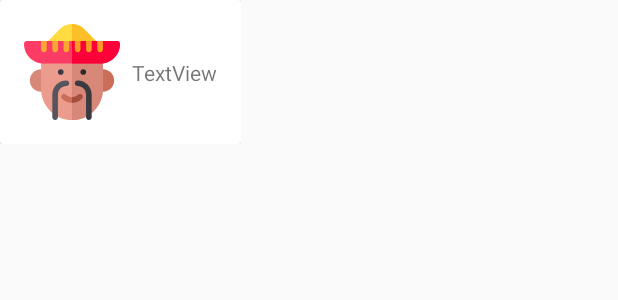
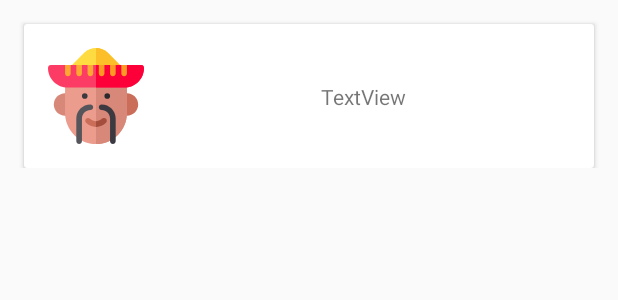
Before and after one commit to pmdmo2019-20/pr06-stroop-Jara97, an Android app: the layout playerselection_item_fragment.xml on its own in the app's theme, with its tools: preview values and no code run, on a phone screen of 412 x 824 dp. Shown: the top 300 px of the screen. Run offline under Robolectric (Android 15) with nearby library versions, the phone set to English and light mode, and no system bars.

Commit message:
Final v1

```diff
--- a/app/src/main/java/es/iessaladillo/pedrojoya/stroop/ui/fragments/GameFragment.kt
+++ b/app/src/main/java/es/iessaladillo/pedrojoya/stroop/ui/fragments/GameFragment.kt
@@ -33,8 +33,9 @@ class GameFragment : Fragment(R.layout.game_fragment) {
     private val viewModel: MainActivityViewModel by activityViewModels()
 
     private val gameViewModel:GameViewModel= GameViewModel().apply {
-        //setContext(context!!)
-    }
+
+}
+
 
     companion object {
         fun newInstance() = GameFragment()
@@ -46,6 +47,7 @@ class GameFragment : Fragment(R.layout.game_fragment) {
         setupViews()
         setHasOptionsMenu(false)
         setObservers()
+        gameViewModel.setGameMode(sharedPreferences.getString(getString(R.string.prefGameMode_key),"")!!)
 
     }
 
--- a/app/src/main/java/es/iessaladillo/pedrojoya/stroop/ui/fragments/PlayerCreationFragment.kt
+++ b/app/src/main/java/es/iessaladillo/pedrojoya/stroop/ui/fragments/PlayerCreationFragment.kt
@@ -63,10 +63,6 @@ class PlayerCreationFragment : Fragment(R.layout.playercreation_fragment) {
             setHasFixedSize(true)
             layoutManager= GridLayoutManager(context,3)
             itemAnimator = DefaultItemAnimator()
-            addItemDecoration(
-                DividerItemDecoration(context,
-                    RecyclerView.VERTICAL)
-            )
             adapter = listAdapterSelect
         }
     }
--- a/app/src/main/java/es/iessaladillo/pedrojoya/stroop/ui/fragments/PlayerSelectionFragment.kt
+++ b/app/src/main/java/es/iessaladillo/pedrojoya/stroop/ui/fragments/PlayerSelectionFragment.kt
@@ -63,10 +63,6 @@ class PlayerSelectionFragment : Fragment(R.layout.playerselection_fragment) {
             setHasFixedSize(true)
             layoutManager= GridLayoutManager(context,2)
             itemAnimator = DefaultItemAnimator()
-            addItemDecoration(
-                DividerItemDecoration(context,
-                    RecyclerView.VERTICAL)
-            )
             adapter = listAdapterSelect
         }
     }
--- a/app/src/main/java/es/iessaladillo/pedrojoya/stroop/ui/fragments/RankingFragment.kt
+++ b/app/src/main/java/es/iessaladillo/pedrojoya/stroop/ui/fragments/RankingFragment.kt
@@ -66,10 +66,6 @@ class RankingFragment : Fragment(R.layout.ranking_fragment) {
             setHasFixedSize(true)
             layoutManager= LinearLayoutManager(context)
             itemAnimator = DefaultItemAnimator()
-            addItemDecoration(
-                DividerItemDecoration(context,
-                    RecyclerView.VERTICAL)
-            )
             adapter = listAdapterRanking
         }
     }
--- a/app/src/main/java/es/iessaladillo/pedrojoya/stroop/ui/fragments/RecyclerViewRanking.kt
+++ b/app/src/main/java/es/iessaladillo/pedrojoya/stroop/ui/fragments/RecyclerViewRanking.kt
@@ -74,7 +74,7 @@ class RecyclerViewAdapterRanking : RecyclerView.Adapter<RecyclerViewAdapterRanki
             if(playerWithGames.gameList!=null){
                 imgAvatarR.setImageResource(playerWithGames.player.avatar)
                 lblNameR.text=playerWithGames.player.name
-                lblGameModeR.text="Game mode:"+playerWithGames.gameList.gamemode
+                lblGameModeR.text="Game mode:"+(if(playerWithGames.gameList.gamemode.equals(""))"Time" else playerWithGames.gameList.gamemode)
                 lblTimeR.text="Minutes: "+playerWithGames.gameList.time/60000
                 lblWordsR.text="Words: "+playerWithGames.gameList!!.words.toString()
                 lblCorrectR.text="Correct: "+(playerWithGames.gameList!!.points/10).toString()
--- a/app/src/main/res/layout/playerselection_item_fragment.xml
+++ b/app/src/main/res/layout/playerselection_item_fragment.xml
@@ -2,20 +2,26 @@
 
 
 <androidx.constraintlayout.widget.ConstraintLayout xmlns:android="http://schemas.android.com/apk/res/android"
-    android:layout_width="wrap_content"
-    android:layout_height="wrap_content"
-    xmlns:app="http://schemas.android.com/apk/res-auto">
+    xmlns:app="http://schemas.android.com/apk/res-auto"
+    android:layout_width="match_parent"
+    android:layout_height="wrap_content">
 
     <androidx.cardview.widget.CardView
-        android:layout_width="wrap_content"
+        android:layout_width="0dp"
         android:layout_height="wrap_content"
+        android:layout_marginStart="16dp"
+        android:layout_marginTop="16dp"
+        android:layout_marginEnd="16dp"
+        style="@style/CardView"
+        android:padding="16dp"
+        app:layout_constraintEnd_toEndOf="parent"
         app:layout_constraintStart_toStartOf="parent"
         app:layout_constraintTop_toTopOf="parent">
 
         <androidx.constraintlayout.widget.ConstraintLayout
-            android:layout_width="wrap_content"
-            android:padding="16dp"
-            android:layout_height="wrap_content">
+            android:layout_width="match_parent"
+            android:layout_height="wrap_content"
+            android:padding="16dp">
 
             <TextView
                 android:id="@+id/lblNameR"
--- a/app/src/main/res/layout/sumary_fragment_item.xml
+++ b/app/src/main/res/layout/sumary_fragment_item.xml
@@ -8,6 +8,7 @@
     <androidx.cardview.widget.CardView
         android:layout_width="0dp"
         android:layout_height="wrap_content"
+        android:layout_marginTop="8dp"
         app:layout_constraintEnd_toEndOf="parent"
         app:layout_constraintStart_toStartOf="parent"
         app:layout_constraintTop_toTopOf="parent">
--- a/app/src/main/res/xml/settings_fragment.xml
+++ b/app/src/main/res/xml/settings_fragment.xml
@@ -32,7 +32,7 @@
 
         <androidx.preference.ListPreference
             android:id="@+id/prefWordTime"
-            android:defaultValue="false"
+            android:defaultValue="1000"
             android:dialogTitle="@string/prefGameTime_title"
             android:entries="@array/prefWordTime_entries"
             android:entryValues="@array/prefWordTime_entryValues"
```
Also changed, not shown: app/src/main/java/es/iessaladillo/pedrojoya/stroop/ui/fragments/PlayerEditionFragment.kt (+9 -7 lines), app/src/main/java/es/iessaladillo/pedrojoya/stroop/ui/game/GameViewModel.kt (+14 -6 lines), app/src/main/res/layout/playercreation_item_fragment.xml (+5 -3 lines). Lines whose indentation alone changed are shown as unchanged.
